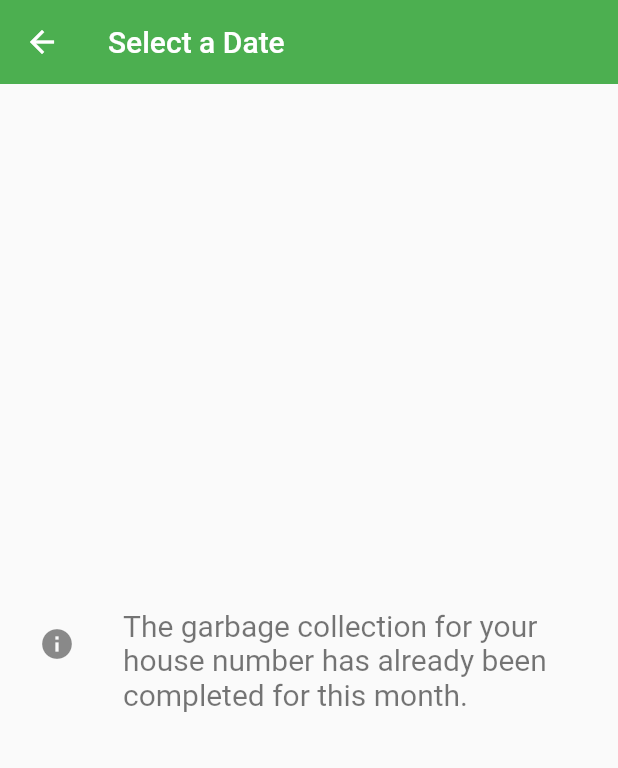
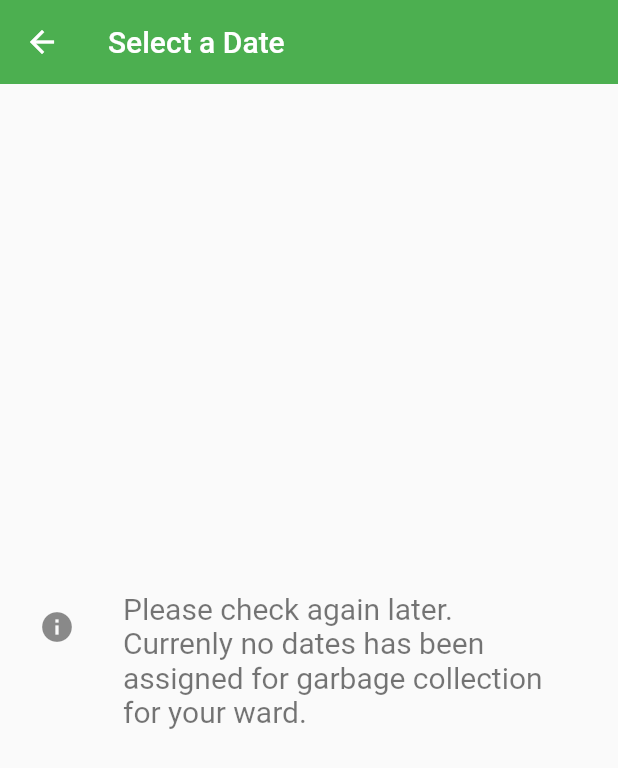
Before and after one commit to Nithin-Johnson/Greenio, a Flutter app: the RecycleDateScreen screen opened directly, on a phone screen of 412 x 824 dp. Shown: the top 768 px of the screen. Run offline on Flutter 3.47's test engine with Material 2 defaults, Android fonts, the phone set to English and light mode, and no system bars; our stand-ins replace cloud_firestore, connectivity_plus, dropdown_button2, firebase_auth, firebase_core, firebase_storage and 5 more; accounts and stored records are empty; network calls fail.

Commit message:
Minor fix

```diff
--- a/lib/src/screens/recycle_date/recycle_date_screen.dart
+++ b/lib/src/screens/recycle_date/recycle_date_screen.dart
@@ -83,9 +83,6 @@ class _RecycleDateScreenState extends State<RecycleDateScreen> {
 
   Future<void> confirmSelection() async {
     if (selectedDateNotifier.value != null) {
-      // if (wardSchedule.selectedDates != null) {
-      //   selectedDates = wardSchedule.selectedDates!;
-      // }
       selectedDates[_houseNumber!] = selectedDateNotifier.value!;
       await _firestoreService.addWardScheduleAssignedDatesToDatabase(_wardNumber, selectedDates);
     }
@@ -117,20 +114,59 @@ class _RecycleDateScreenState extends State<RecycleDateScreen> {
     );
   }
 
-  @override
-  Widget build(BuildContext context) {
-    final connectivityStatus = Provider.of<ConnectivityStatus>(context);
-    if (connectivityStatus.isConnected) {
-      return Scaffold(
-        appBar: AppBar(
-          title: const Text('Select a Date'),
+  ListTile _showNote(String text) {
+    return ListTile(
+      leading: const Icon(Icons.info),
+      subtitle: Text(
+        text,
+        style: const TextStyle(fontSize: 20),
       ),
-        body: Padding(
-          padding: const EdgeInsets.all(10.0),
-          child: (selectedDates.isNotEmpty && selectedDate!=null) ? Column(
-            children: [
-              if (assignedDates.isNotEmpty)
-                ListView.builder(
+    );
+  }
+
+  ValueListenableBuilder<DateTime?> _showCurrentlySelectedDate() {
+    return ValueListenableBuilder(
+      valueListenable: selectedDateNotifier,
+      builder: (context, selectedDate, child) {
+        if (selectedDate != null) {
+          final String formattedDate = DateFormat.yMMMMd().format(selectedDate);
+          return _showCurrentlySelectedDateCard(formattedDate, Colors.green);
+        } else {
+          return _showCurrentlySelectedDateCard('None', Colors.red);
+        }
+      },
+    );
+  }
+
+  Card _showCurrentlySelectedDateCard(String text, Color color) {
+    return Card(
+      shape: RoundedRectangleBorder(borderRadius: BorderRadius.circular(10)),
+      child: ListTile(
+        title: Text(
+          'Currently selected date:\n$text',
+          style: const TextStyle(fontSize: 20, fontWeight: FontWeight.bold),
+        ),
+        shape: RoundedRectangleBorder(borderRadius: BorderRadius.circular(10)),
+        tileColor: color,
+        textColor: Colors.white,
+      ),
+    );
+  }
+
+  ElevatedButton _showConfirmButton() {
+    return ElevatedButton(
+      onPressed: () {
+        confirmSelection();
+      },
+      style: ElevatedButton.styleFrom(
+        backgroundColor: Colors.green[400],
+      ),
+      child: const Text('Confirm date'),
+    );
+  }
+
+  ListView _showDatesOptions() {
+    return ListView.builder(
       shrinkWrap: true,
       itemCount: assignedDates.length,
       itemBuilder: (context, index) {
@@ -143,81 +179,41 @@ class _RecycleDateScreenState extends State<RecycleDateScreen> {
           },
         );
       },
-                )
-              else
-                Expanded(
-                  child: Column(
-                    mainAxisAlignment: MainAxisAlignment.center,
-                    children: const [
-                      ListTile(
-                        leading: Icon(Icons.info),
-                        title: Text(
-                          'No dates available',
-                          style: TextStyle(fontSize: 20),
-                        ),
-                        subtitle: Text(
-                            'Please check again later.\nCurrenly no dates has been assigned for garbage collection for your ward.'),
-                      ),
-                    ],
-                  ),
-                ),
-              const EmptySpace(heightFraction: 0.02),
-              if (assignedDates.isNotEmpty)
-                ElevatedButton(
-                  onPressed: () {
-                    confirmSelection();
-                  },
-                  style: ElevatedButton.styleFrom(
-                    backgroundColor: Colors.green[400],
-                  ),
-                  child: const Text('Confirm date'),
-                ),
-              const EmptySpace(heightFraction: 0.1),
-              if (assignedDates.isNotEmpty)
-                ValueListenableBuilder(
-                  valueListenable: selectedDateNotifier,
-                  builder: (context, selectedDate, child) {
-                    if (selectedDate != null) {
-                      return Card(
-                        shape: RoundedRectangleBorder(borderRadius: BorderRadius.circular(10)),
-                        child: ListTile(
-                          title: Text(
-                            'Currently selected date:\n${DateFormat.yMMMMd().format(selectedDate)}',
-                            style: const TextStyle(fontSize: 20, fontWeight: FontWeight.bold),
-                          ),
-                          shape: RoundedRectangleBorder(borderRadius: BorderRadius.circular(10)),
-                          tileColor: Colors.green[400],
-                          textColor: Colors.white,
-                        ),
-                      );
-                    } else {
-                      return Card(
-                        shape: RoundedRectangleBorder(borderRadius: BorderRadius.circular(10)),
-                        child: ListTile(
-                          title: const Text(
-                            'Currently selected date: None',
-                            style: TextStyle(fontSize: 20, fontWeight: FontWeight.bold),
-                          ),
-                          tileColor: Colors.red[400],
-                          textColor: Colors.white,
-                          shape: RoundedRectangleBorder(borderRadius: BorderRadius.circular(10)),
-                        ),
     );
   }
-                  },
+
+  @override
+  Widget build(BuildContext context) {
+    final connectivityStatus = Provider.of<ConnectivityStatus>(context);
+    if (connectivityStatus.isConnected) {
+      return Scaffold(
+        appBar: AppBar(
+          title: const Text('Select a Date'),
         ),
-              const EmptySpace(heightFraction: 0.2),
-              const ListTile(
-                leading: Icon(Icons.info),
-                subtitle: Text(
-                    'Note: The provided options for dates can change each month. Do regularly check for any changes.'),
-              ),
+        body: Padding(
+          padding: const EdgeInsets.all(10.0),
+          child: selectedDates.isEmpty || (selectedDates.isNotEmpty && selectedDate != null)
+              ? Column(
+                  mainAxisAlignment: MainAxisAlignment.center,
+                  children: assignedDates.isNotEmpty
+                      ? [
+                          _showDatesOptions(),
+                          const EmptySpace(heightFraction: 0.02),
+                          _showConfirmButton(),
+                          const EmptySpace(heightFraction: 0.1),
+                          _showCurrentlySelectedDate(),
+                          const EmptySpace(heightFraction: 0.1),
+                          _showNote(
+                              'The provided options for dates can change each month.\nDo regularly check for any changes.'),
+                        ]
+                      : [
+                          _showNote(
+                              'Please check again later.\nCurrenly no dates has been assigned for garbage collection for your ward.'),
                         ],
-          ) : const Center(
-            child: ListTile(
-              leading: Icon(Icons.info),
-              subtitle: Text("The garbage collection for your house number has already been completed for this month.", style: TextStyle(fontSize: 20),),
-            ),
+                )
+              : Center(
+                  child: _showNote(
+                      "The garbage collection for your house number has already been completed for this month."),
                 ),
         ),
       );
@@ -225,6 +221,4 @@ class _RecycleDateScreenState extends State<RecycleDateScreen> {
       return const NoInternetScreen();
     }
   }
-
-
 }
```
Lines whose indentation alone changed are shown as unchanged.
